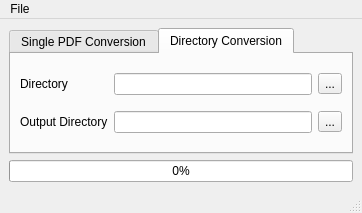
First picture: the form in main.ui, repository AeroNotix/pdftotif, before the edit.
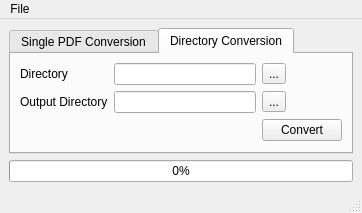
Second picture: the form after the edit. The open tabs and pages were chosen to show the change.

Commit message: Gearing up to QThreadPool change

```diff
--- a/main.ui
+++ b/main.ui
@@ -89,7 +89,7 @@
         <item row="0" column="1">
          <widget class="QLineEdit" name="lineEdit"/>
         </item>
-        <item row="0" column="2">
+        <item row="0" column="3">
          <widget class="QToolButton" name="btn_dir_lookup">
           <property name="text">
            <string>...</string>
@@ -106,13 +106,20 @@
         <item row="1" column="1">
          <widget class="QLineEdit" name="lineEdit_2"/>
         </item>
-        <item row="1" column="2">
+        <item row="1" column="3">
          <widget class="QToolButton" name="btn_output_dir">
           <property name="text">
            <string>...</string>
           </property>
          </widget>
         </item>
+        <item row="2" column="3">
+         <widget class="QPushButton" name="btn_dir_convert">
+          <property name="text">
+           <string>Convert</string>
+          </property>
+         </widget>
+        </item>
        </layout>
       </widget>
      </widget>
```
Left out of the diff: 45 changed lines with no effect on the pictures. The commit also changes 2 other files.
